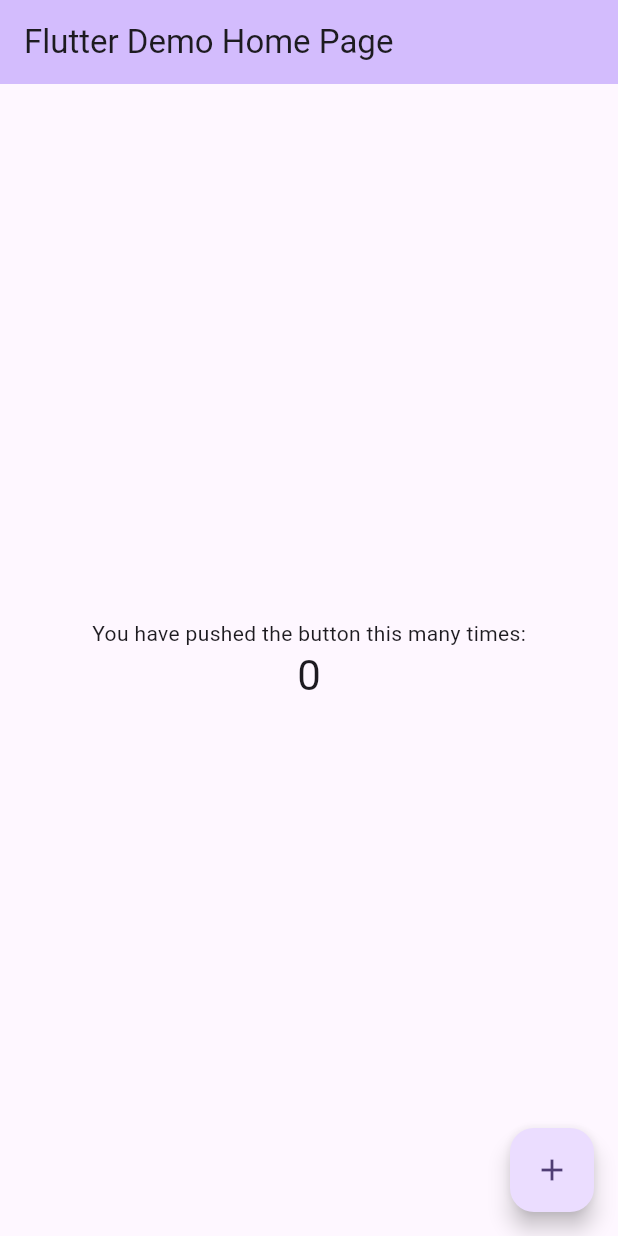
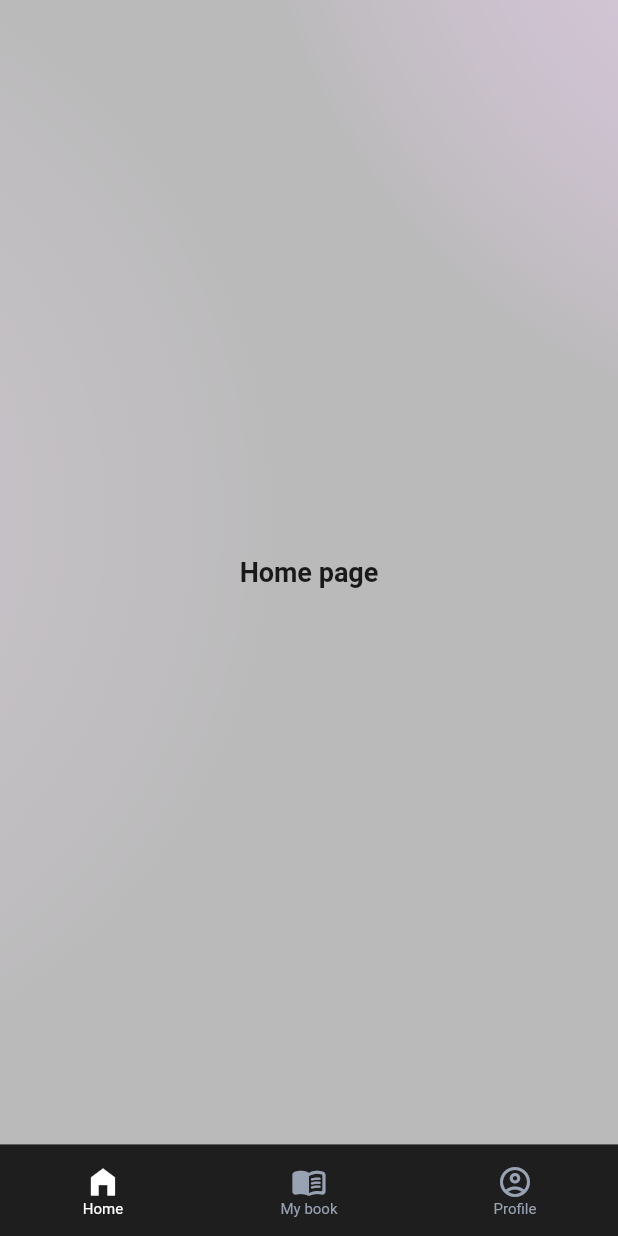
Before and after one commit to DKxKyuu/Book, a Flutter app: the screen it shows after launch, on a phone screen of 412 x 824 dp. Run offline on Flutter 3.47's test engine with Material 3 defaults, Android fonts, the phone set to English and light mode, and no system bars.

Commit message:
giao diện page profile
tạo các file constant, cấu hình file color , thêm bottom nav bar

```diff
--- /dev/null
+++ b/book/lib/core/themes/app_color.dart
@@ -0,0 +1,21 @@
+import 'package:flutter/material.dart';
+
+class AppColors {
+  static const primary = Color.fromARGB(255, 255, 255, 255);
+  static const primaryGradient1 = Color.fromARGB(255, 206, 6, 152);
+  static const primaryGradient2 = Color(0xff09FBD3);
+  static const button = Color(0xffD45555);
+  static const black = Color.fromARGB(255, 29, 29, 29);
+  static const white = Color.fromARGB(255, 255, 255, 255);
+  static const bottomNavBar = Color(0xff1E1E1E);
+  static const iconBottomNavBar = Color(0xff98A2B3);
+
+  static Color hexToColor(String hexColor) {
+    hexColor = hexColor.replaceAll("#", "");
+    if (hexColor.length == 6) {
+      hexColor = "FF" + hexColor;
+    }
+    int colorValue = int.parse(hexColor, radix: 16);
+    return Color(colorValue);
+  }
+}
--- /dev/null
+++ b/book/lib/core/themes/app_constant.dart
@@ -0,0 +1,5 @@
+class AppConstants {
+  static const padding = 16.0;
+  static const margin = 16.0;
+  static const pageSize = 12;
+}
--- /dev/null
+++ b/book/lib/core/utils/navigator_names.dart
@@ -0,0 +1,5 @@
+class NavigatorNames {
+  static const String LOGIN_WEB = '/login_web';
+  static const String HOME = '/home';
+
+}
--- a/book/lib/main.dart
+++ b/book/lib/main.dart
@@ -1,3 +1,6 @@
+import 'package:book/core/themes/app_color.dart';
+import 'package:book/core/utils/route_generator.dart';
+import 'package:book/screens/home/home_screen.dart';
 import 'package:flutter/material.dart';
 
 void main() {
@@ -11,91 +14,17 @@ class MyApp extends StatelessWidget {
   @override
   Widget build(BuildContext context) {
     return MaterialApp(
-      title: 'Flutter Demo',
+      title: 'Book',
+      debugShowCheckedModeBanner: false,
+      onGenerateRoute: RouteGenerator.generateRoute,
       theme: ThemeData(
-
-        colorScheme: ColorScheme.fromSeed(seedColor: Colors.deepPurple),
-        useMaterial3: true,
+        primaryColor: AppColors.white,
+        indicatorColor: AppColors.white,
+        colorScheme:
+            ColorScheme.fromSeed(seedColor: const Color.fromARGB(255, 255, 255, 255)),
+        useMaterial3: false,
       ),
-      home: const MyHomePage(title: 'Flutter Demo Home Page'),
+      home: const HomeScreen(),
     );
   }
 }
-
-class MyHomePage extends StatefulWidget {
-  const MyHomePage({super.key, required this.title});
-  final String title;
-
-  @override
-  State<MyHomePage> createState() => _MyHomePageState();
-}
-
-class _MyHomePageState extends State<MyHomePage> {
-  int _counter = 0;
-
-  void _incrementCounter() {
-    setState(() {
-      // This call to setState tells the Flutter framework that something has
-      // changed in this State, which causes it to rerun the build method below
-      // so that the display can reflect the updated values. If we changed
-      // _counter without calling setState(), then the build method would not be
-      // called again, and so nothing would appear to happen.
-      _counter++;
-    });
-  }
-
-  @override
-  Widget build(BuildContext context) {
-    // This method is rerun every time setState is called, for instance as done
-    // by the _incrementCounter method above.
-    //
-    // The Flutter framework has been optimized to make rerunning build methods
-    // fast, so that you can just rebuild anything that needs updating rather
-    // than having to individually change instances of widgets.
-    return Scaffold(
-      appBar: AppBar(
-        // TRY THIS: Try changing the color here to a specific color (to
-        // Colors.amber, perhaps?) and trigger a hot reload to see the AppBar
-        // change color while the other colors stay the same.
-        backgroundColor: Theme.of(context).colorScheme.inversePrimary,
-        // Here we take the value from the MyHomePage object that was created by
-        // the App.build method, and use it to set our appbar title.
-        title: Text(widget.title),
-      ),
-      body: Center(
-        // Center is a layout widget. It takes a single child and positions it
-        // in the middle of the parent.
-        child: Column(
-          // Column is also a layout widget. It takes a list of children and
-          // arranges them vertically. By default, it sizes itself to fit its
-          // children horizontally, and tries to be as tall as its parent.
-          //
-          // Column has various properties to control how it sizes itself and
-          // how it positions its children. Here we use mainAxisAlignment to
-          // center the children vertically; the main axis here is the vertical
-          // axis because Columns are vertical (the cross axis would be
-          // horizontal).
-          //
-          // TRY THIS: Invoke "debug painting" (choose the "Toggle Debug Paint"
-          // action in the IDE, or press "p" in the console), to see the
-          // wireframe for each widget.
-          mainAxisAlignment: MainAxisAlignment.center,
-          children: <Widget>[
-            const Text(
-              'You have pushed the button this many times:',
-            ),
-            Text(
-              '$_counter',
-              style: Theme.of(context).textTheme.headlineMedium,
-            ),
-          ],
-        ),
-      ),
-      floatingActionButton: FloatingActionButton(
-        onPressed: _incrementCounter,
-        tooltip: 'Increment',
-        child: const Icon(Icons.add),
-      ), // This trailing comma makes auto-formatting nicer for build methods.
-    );
-  }
-}
--- /dev/null
+++ b/book/lib/screens/home/childrens/background_gradient_widget.dart
@@ -0,0 +1,40 @@
+import 'package:flutter/material.dart';
+
+class GradientBackground extends StatelessWidget {
+  final Widget child;
+  const GradientBackground({super.key, required this.child});
+
+  @override
+  Widget build(BuildContext context) {
+    return Container(
+      decoration: BoxDecoration(
+        color: Colors.black,
+        gradient: RadialGradient(
+          center: const Alignment(-2, -0.1), // Điều chỉnh vị trí tâm
+          radius: 1, // Tăng bán kính để vùng màu lớn hơn
+          colors: [
+            Colors.purple,
+            Colors.purple.withOpacity(0.4),
+            Colors.black.withOpacity(0.7),
+          ],
+          stops: const [0.4, 0.1, 1.0],
+        ),
+      ),
+      child: Container(
+        decoration: BoxDecoration(
+          gradient: RadialGradient(
+            center: const Alignment(1.8, -1.3), // Điều chỉnh vị trí tâm
+            radius: 1, // Tăng bán kính để vùng màu lớn hơn
+            colors: [
+              Colors.purple,
+              Colors.purple.withOpacity(0.4),
+              Colors.black.withOpacity(0.7),
+            ],
+            stops: const [0.4, 0.1, 1.0],
+          ),
+        ),
+        child: child,
+      ),
+    );
+  }
+}
--- /dev/null
+++ b/book/lib/screens/home/childrens/bottom_navigation_bar.dart
@@ -0,0 +1,71 @@
+import 'package:book/core/themes/app_color.dart';
+import 'package:flutter/material.dart';
+
+class BottomNavBar extends StatefulWidget {
+  final PageController pageController;
+  BottomNavBar({required this.pageController});
+  @override
+  State<BottomNavBar> createState() => _BottomNavBarState();
+}
+
+class _BottomNavBarState extends State<BottomNavBar> {
+  int index = 0;
+  @override
+  Widget build(BuildContext context) {
+    return Container(
+      padding: const EdgeInsets.only(top: 2, bottom: 2),
+      decoration: const BoxDecoration(
+          color: AppColors.bottomNavBar,
+          border:
+              Border(top: BorderSide(color: AppColors.bottomNavBar, width: 1))),
+      child: BottomNavigationBar(
+          backgroundColor: AppColors.bottomNavBar,
+          currentIndex: index,
+          type: BottomNavigationBarType.fixed,
+          showUnselectedLabels: true,
+          selectedItemColor: AppColors.primary,
+          unselectedItemColor: AppColors.iconBottomNavBar,
+          elevation: 0,
+          selectedFontSize: 10,
+          unselectedFontSize: 10,
+          items: const [
+            BottomNavigationBarItem(
+                icon: Icon(
+                  Icons.home_filled,
+                  size: 24,
+                ),
+                activeIcon: Icon(
+                  Icons.home_filled,
+                  size: 24,
+                ),
+                label: 'Home'),
+            BottomNavigationBarItem(
+                icon: Icon(
+                  Icons.menu_book_rounded,
+                  size: 24,
+                ),
+                activeIcon: Icon(
+                  Icons.menu_book_rounded,
+                  size: 24,
+                ),
+                label: 'My book'),
+            BottomNavigationBarItem(
+                icon: Icon(
+                  Icons.account_circle_outlined,
+                  size: 24,
+                ),
+                activeIcon: Icon(
+                  Icons.account_circle_outlined,
+                  size: 24,
+                ),
+                label: 'Profile'),
+          ],
+          onTap: (int index) async {
+            setState(() {
+              this.index = index;
+              widget.pageController.jumpToPage(index);
+            });
+          }),
+    );
+  }
+}
--- /dev/null
+++ b/book/lib/screens/home/childrens/home_page_screen.dart
@@ -0,0 +1,19 @@
+import 'package:flutter/material.dart';
+
+class HomePageScreen extends StatelessWidget {
+  const HomePageScreen({super.key});
+
+  @override
+  Widget build(BuildContext context) {
+    return Container(
+      color: Colors.white70,
+      child: const Center(
+        child: Text(
+          'Home page',
+          style: TextStyle(
+              fontSize: 18, fontWeight: FontWeight.w600, color: Colors.black87),
+        ),
+      ),
+    );
+  }
+}
--- /dev/null
+++ b/book/lib/screens/home/home_screen.dart
@@ -0,0 +1,36 @@
+import 'package:book/screens/home/childrens/background_gradient_widget.dart';
+import 'package:book/screens/home/childrens/bottom_navigation_bar.dart';
+import 'package:book/screens/home/childrens/home_page_screen.dart';
+import 'package:book/screens/home/childrens/profile_page_screen.dart';
+import 'package:flutter/material.dart';
+
+class HomeScreen extends StatefulWidget {
+  const HomeScreen({super.key});
+
+  @override
+  State<HomeScreen> createState() => _HomeScreenState();
+}
+
+class _HomeScreenState extends State<HomeScreen> {
+  final PageController pageController = PageController();
+
+  @override
+  Widget build(BuildContext context) {
+    return Scaffold(
+      resizeToAvoidBottomInset: false,
+      body: GradientBackground(
+        child: PageView(
+            physics: const NeverScrollableScrollPhysics(),
+            controller: pageController,
+            children: [
+              const HomePageScreen(),
+              Container(),
+              const ProfilePageScreen(),
+            ]),
+      ),
+      bottomNavigationBar: BottomNavBar(
+        pageController: pageController,
+      ),
+    );
+  }
+}
```
Also changed, not shown: book/lib/core/utils/route_generator.dart (added, +16 -0 lines), book/lib/screens/home/childrens/profile_page_screen.dart (added, +92 -0 lines).
